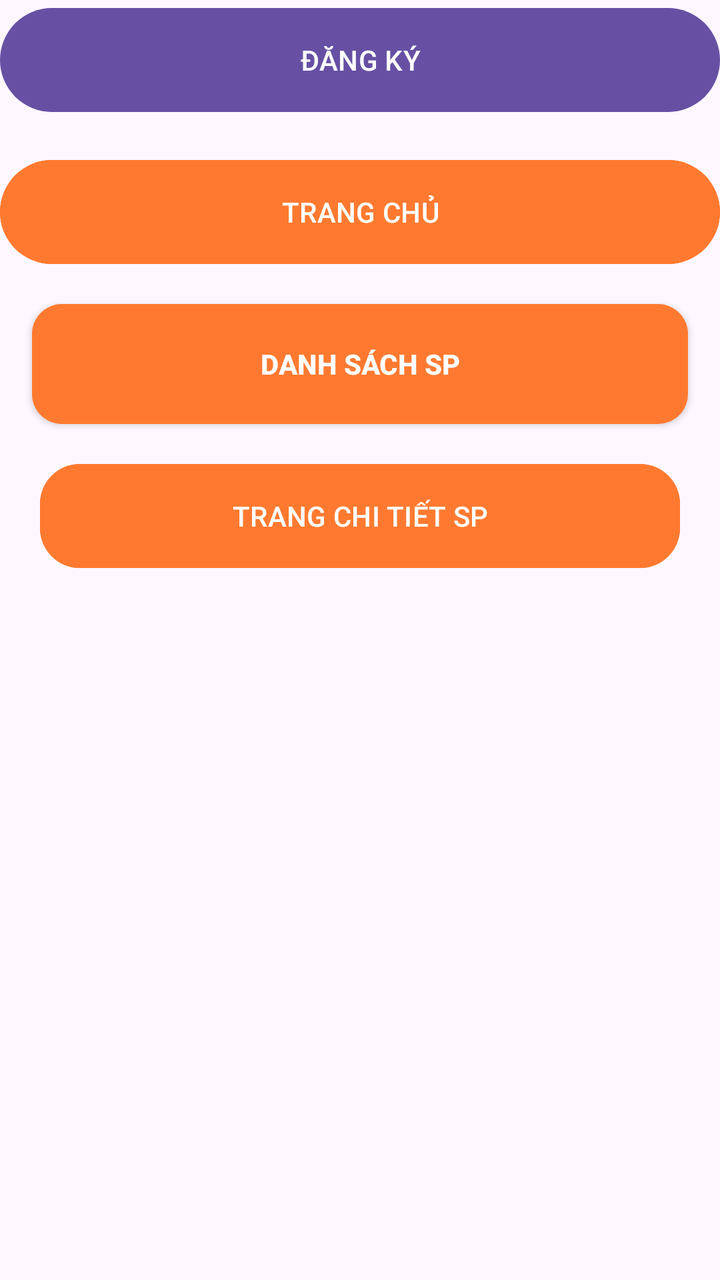
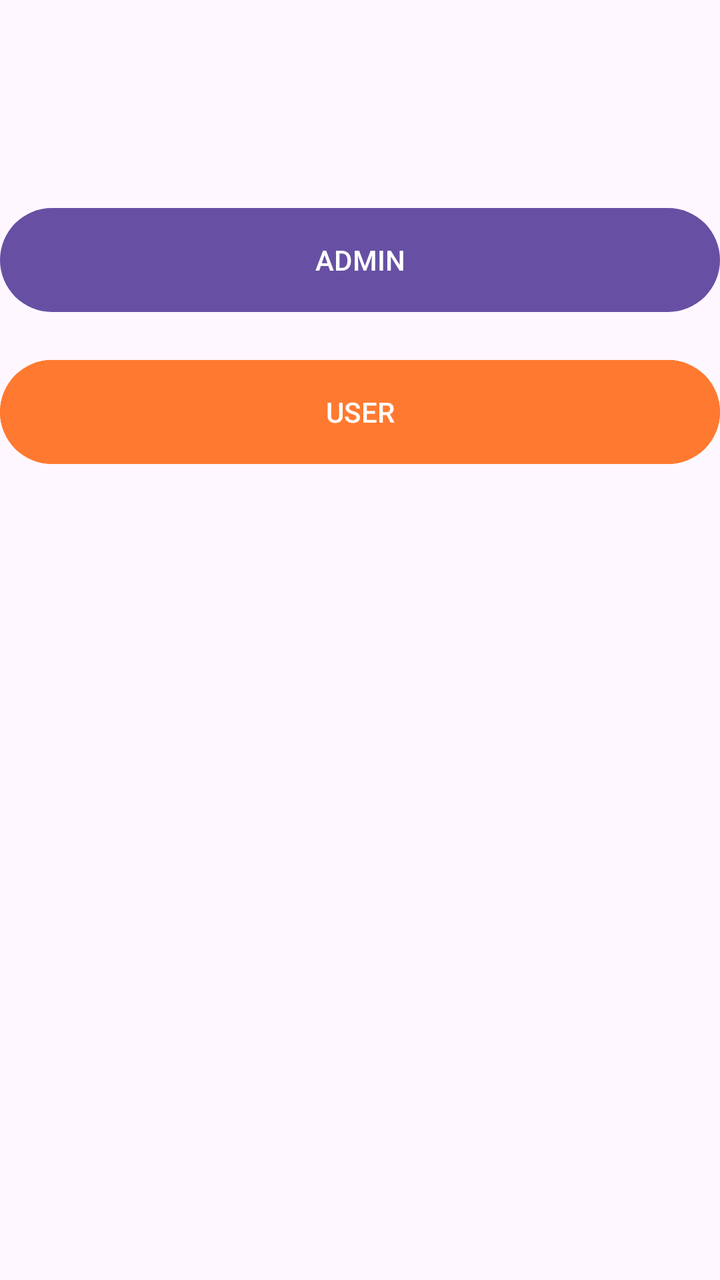

Before-and-after screenshots of an Android layout around one commit, followed by the original layout XML and the change that was made.
<!-- AndroidManifest.xml: application theme Theme.NHOM33 -->
<!-- res/layout/activity_main.xml -->
<?xml version="1.0" encoding="utf-8"?>
<androidx.constraintlayout.widget.ConstraintLayout xmlns:android="http://schemas.android.com/apk/res/android"
    xmlns:app="http://schemas.android.com/apk/res-auto"
    xmlns:tools="http://schemas.android.com/tools"
    android:id="@+id/main"
    android:layout_width="match_parent"
    android:layout_height="match_parent"
    tools:context=".MainActivity">


    <Button
        android:id="@+id/btnGoToSignUp"
        android:layout_width="match_parent"
        android:layout_height="60dp"
        android:text="ĐĂNG KÝ"
        app:layout_constraintTop_toTopOf="parent"
        app:layout_constraintStart_toStartOf="parent"
        app:layout_constraintEnd_toEndOf="parent" />

    <Button
        android:id="@+id/btnGoToHome"
        android:layout_width="match_parent"
        android:layout_height="60dp"
        android:layout_marginTop="16dp"
        android:text="TRANG CHỦ"
        android:backgroundTint="#FF7A30"
        app:layout_constraintTop_toBottomOf="@id/btnGoToSignUp"
        app:layout_constraintStart_toStartOf="parent"
        app:layout_constraintEnd_toEndOf="parent" />
    <Button
        android:id="@+id/btnGoToDetails"
        android:layout_width="match_parent"
        android:layout_height="60dp"
        android:layout_marginHorizontal="20dp"
        android:layout_marginTop="16dp"
        android:backgroundTint="#FF7A30"
        android:text="TRANG CHI TIẾT SP"
        android:textColor="#FFFFFF"
        app:cornerRadius="20dp"
        app:layout_constraintTop_toBottomOf="@id/btnGoToBurgerList"
        app:layout_constraintStart_toStartOf="parent"
        app:layout_constraintEnd_toEndOf="parent" />
    
    <androidx.appcompat.widget.AppCompatButton
        android:id="@+id/btnGoToBurgerList"
        android:layout_width="match_parent"
        android:layout_height="60dp"
        android:layout_marginTop="16dp"
        android:layout_marginStart="16dp"
        android:layout_marginEnd="16dp"
        android:background="@drawable/bg_orange_button"
        android:text="DANH SÁCH SP"
        android:textColor="#FFFFFF"
        android:textStyle="bold"
        app:layout_constraintTop_toBottomOf="@+id/btnGoToHome"
        app:layout_constraintStart_toStartOf="parent"
        app:layout_constraintEnd_toEndOf="parent" />



</androidx.constraintlayout.widget.ConstraintLayout>
<!-- resources referenced by this layout -->
<resources>
  <!-- drawable bg_orange_button (drawable) -->
  <shape xmlns:android="http://schemas.android.com/apk/res/android">
      <solid android:color="#FF7A30" /> 
      <corners android:radius="15dp" />
  </shape>
  <style name="Theme.NHOM33" parent="Base.Theme.NHOM33" />
  <style name="Base.Theme.NHOM33" parent="Theme.Material3.DayNight.NoActionBar">
          
          
      </style>
</resources>

<!-- the commit's change to res/layout/activity_main.xml (unified diff, before → after) -->
@@ -5,14 +5,15 @@
     android:id="@+id/main"
     android:layout_width="match_parent"
     android:layout_height="match_parent"
-    tools:context=".MainActivity">
+    tools:context=".controller.MainActivity">
 
 
     <Button
-        android:id="@+id/btnGoToSignUp"
+        android:id="@+id/btnGoToAdmin"
         android:layout_width="match_parent"
         android:layout_height="60dp"
-        android:text="ĐĂNG KÝ"
+        android:text="ADMIN"
+        android:layout_marginTop="100dp"
         app:layout_constraintTop_toTopOf="parent"
         app:layout_constraintStart_toStartOf="parent"
         app:layout_constraintEnd_toEndOf="parent" />
@@ -22,40 +23,40 @@
         android:layout_width="match_parent"
         android:layout_height="60dp"
         android:layout_marginTop="16dp"
-        android:text="TRANG CHỦ"
+        android:text="USER"
         android:backgroundTint="#FF7A30"
-        app:layout_constraintTop_toBottomOf="@id/btnGoToSignUp"
-        app:layout_constraintStart_toStartOf="parent"
-        app:layout_constraintEnd_toEndOf="parent" />
-    <Button
-        android:id="@+id/btnGoToDetails"
-        android:layout_width="match_parent"
-        android:layout_height="60dp"
-        android:layout_marginHorizontal="20dp"
-        android:layout_marginTop="16dp"
-        android:backgroundTint="#FF7A30"
-        android:text="TRANG CHI TIẾT SP"
-        android:textColor="#FFFFFF"
-        app:cornerRadius="20dp"
-        app:layout_constraintTop_toBottomOf="@id/btnGoToBurgerList"
-        app:layout_constraintStart_toStartOf="parent"
-        app:layout_constraintEnd_toEndOf="parent" />
-    
-    <androidx.appcompat.widget.AppCompatButton
-        android:id="@+id/btnGoToBurgerList"
-        android:layout_width="match_parent"
-        android:layout_height="60dp"
-        android:layout_marginTop="16dp"
-        android:layout_marginStart="16dp"
-        android:layout_marginEnd="16dp"
-        android:background="@drawable/bg_orange_button"
-        android:text="DANH SÁCH SP"
-        android:textColor="#FFFFFF"
-        android:textStyle="bold"
-        app:layout_constraintTop_toBottomOf="@+id/btnGoToHome"
+        app:layout_constraintTop_toBottomOf="@id/btnGoToAdmin"
         app:layout_constraintStart_toStartOf="parent"
         app:layout_constraintEnd_toEndOf="parent" />
 
 
 
+
+
+
+
+
+
+
+
+
+
+
+
+
+
+
+
+
+
+
+
+
+
+
+
+
+
+
+
 </androidx.constraintlayout.widget.ConstraintLayout>
<!-- resource entries referenced after the edit -->
@@ -1,10 +1,5 @@
 <!-- resources referenced by this layout -->
 <resources>
-  <!-- drawable bg_orange_button (drawable) -->
-  <shape xmlns:android="http://schemas.android.com/apk/res/android">
-      <solid android:color="#FF7A30" /> 
-      <corners android:radius="15dp" />
-  </shape>
   <style name="Theme.NHOM33" parent="Base.Theme.NHOM33" />
   <style name="Base.Theme.NHOM33" parent="Theme.Material3.DayNight.NoActionBar">
           
